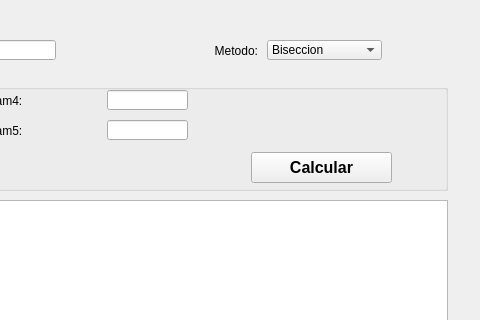
Old version of the form ProyectoMetodosNumericos/mwindow.ui in the repository jimmybanegas/ProyectoMetodosNumericos; both pictures show x 283 to 763 and y 0 to 320 of the 763 by 504 pixel window.
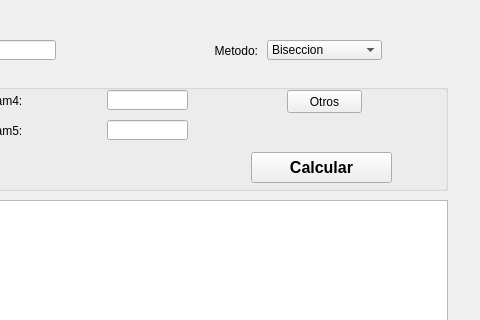
New version of the form.

What changed in the file:
```diff
--- a/ProyectoMetodosNumericos/mwindow.ui
+++ b/ProyectoMetodosNumericos/mwindow.ui
@@ -243,6 +243,19 @@
       <string>Calcular</string>
      </property>
     </widget>
+    <widget class="QPushButton" name="pushButtonOtros">
+     <property name="geometry">
+      <rect>
+       <x>560</x>
+       <y>20</y>
+       <width>75</width>
+       <height>23</height>
+      </rect>
+     </property>
+     <property name="text">
+      <string>Otros</string>
+     </property>
+    </widget>
    </widget>
    <widget class="QTextEdit" name="teSteps">
     <property name="geometry">
```
Left out of the diff: 2 changed lines with no effect on the pictures.
